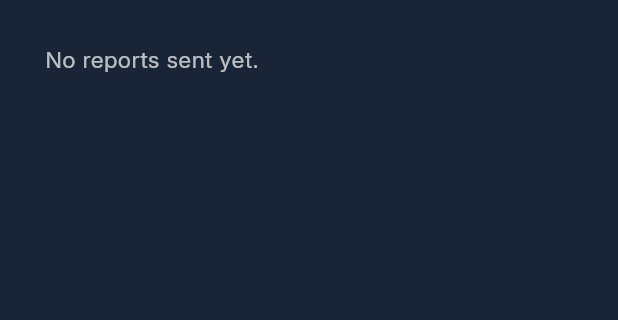
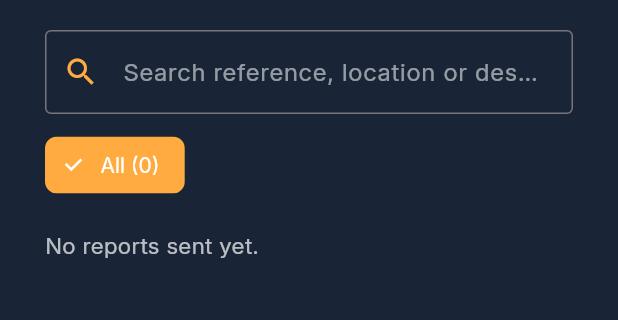
Before and after one commit to MeanBanana/cit-event-capture, a Flutter app: the CitizenDashboard screen opened directly with empty values, tab 2 chosen, on a phone screen of 412 x 824 dp, the part 336-656 px from its top. Run offline on Flutter 3.47's test engine with Material 3 defaults, Android fonts, the phone set to English and light mode, and no system bars; our stand-ins replace flutter_markdown_plus, geolocator, image_picker, shared_preferences, supabase_flutter, video_player; missing offline and left inert: gal; accounts and stored records are empty; network calls fail; project files that could hold a hidden picture were left out.

Commit message:
new citizen submission search filter and media upload preview

```diff
--- a/mobile/argus_shield/lib/citizen/citizen_store.dart
+++ b/mobile/argus_shield/lib/citizen/citizen_store.dart
@@ -212,7 +212,7 @@ class CitizenStore extends ChangeNotifier {
       return {"success": true, "message": "No changes to save."};
     }
 
-    final result = await _service.updateMyCitizenProfile(
+    final result = await _service.updateMyCitizenProfile (
       userId: current.userId,
       email: emailChanged ? newEmail : null,
       phone: phoneChanged ? newPhone : null,
--- a/mobile/argus_shield/lib/citizen/phone_location.dart
+++ b/mobile/argus_shield/lib/citizen/phone_location.dart
@@ -10,6 +10,9 @@ import 'package:flutter/foundation.dart';
 import 'package:geolocator/geolocator.dart';
 
 /// (latitude, longitude), or null when it can't be had quickly.
+///
+///
+///
 Future<(double, double)?> currentPhoneLocation() async {
   try {
     if (!await Geolocator.isLocationServiceEnabled()) return null;
--- /dev/null
+++ b/mobile/argus_shield/lib/citizen/preview_video_native.dart
@@ -0,0 +1,6 @@
+import 'dart:io';
+import 'package:video_player/video_player.dart';
+
+/// Preview the picker's local file without loading an entire video into memory.
+VideoPlayerController createPreviewController(String path) =>
+    VideoPlayerController.file(File(path));
--- /dev/null
+++ b/mobile/argus_shield/lib/citizen/preview_video_web.dart
@@ -0,0 +1,5 @@
+import 'package:video_player/video_player.dart';
+
+/// On web, image_picker supplies a browser blob URL.
+VideoPlayerController createPreviewController(String path) =>
+    VideoPlayerController.networkUrl(Uri.parse(path));
--- a/mobile/argus_shield/lib/citizen/submissions_page.dart
+++ b/mobile/argus_shield/lib/citizen/submissions_page.dart
@@ -4,23 +4,46 @@
 // (other people's faces and number plates) - only that it was analysed.
 
 import 'package:flutter/material.dart';
+import 'package:flutter/services.dart';
+
 import '../theme/app_theme.dart';
 import '../app_settings.dart';
 import 'citizen_store.dart';
 
 /// Lists the citizen's reports from the shared store.
-class SubmissionsPage extends StatelessWidget {
+class SubmissionsPage extends StatefulWidget {
   final CitizenStore store;
 
   const SubmissionsPage({super.key, required this.store});
 
   @override
+  State<SubmissionsPage> createState() => _SubmissionsPageState();
+}
+
+class _SubmissionsPageState extends State<SubmissionsPage>
+    with AutomaticKeepAliveClientMixin<SubmissionsPage> {
+  String _query = '';
+  String? _status;
+  CitizenStore get store => widget.store;
+
+  @override
+  bool get wantKeepAlive => true;
+
+  @override
   Widget build(BuildContext context) {
+    super.build(context);
     // Rebuild this content when CitizenStore calls notifyListeners().
     return ListenableBuilder(
       listenable: store,
       builder: (context, child) {
-        final submissions = store.submissions;
+        final all = store.submissions;
+        final statuses = all.map((s) => s.statusLabel).toSet().toList()..sort();
+        final submissions = all.where((s) {
+          final text = '${s.reference} ${s.location} ${s.description ?? ''}'
+              .toLowerCase();
+          return (_status == null || s.statusLabel == _status) &&
+              text.contains(_query);
+        }).toList();
         return RefreshIndicator(
           onRefresh: store.loadSubmissions,
           child: ListView(
@@ -33,28 +56,73 @@ class SubmissionsPage extends StatelessWidget {
                 appSettings.t('submissionsTrack'),
                 style: mutedOnPage(context),
               ),
-              const SizedBox(height: AppSpacing.large),
-              if (store.submissionsLoading && submissions.isEmpty)
+              const SizedBox(height: AppSpacing.medium),
+              TextField(
+                onChanged: (value) =>
+                    setState(() => _query = value.trim().toLowerCase()),
+                decoration: const InputDecoration(
+                  hintText: 'Search reference, location or description',
+                  prefixIcon: Icon(Icons.search, color: AppColors.accent),
+                ),
+              ),
+              const SizedBox(height: AppSpacing.small),
+              Wrap(
+                spacing: 8,
+                runSpacing: 4,
+                children: [
+                  ChoiceChip(
+                    label: Text('All (${all.length})'),
+                    selected: _status == null,
+                    onSelected: (_) => setState(() => _status = null),
+                  ),
+                  for (final status in statuses)
+                    ChoiceChip(
+                      label: Text(status),
+                      selected: _status == status,
+                      onSelected: (selected) =>
+                          setState(() => _status = selected ? status : null),
+                    ),
+                ],
+              ),
+              const SizedBox(height: AppSpacing.medium),
+              if (store.submissionsLoading && all.isNotEmpty)
+                const LinearProgressIndicator(),
+              if (all.isNotEmpty && submissions.isEmpty)
+                const Padding(
+                  padding: EdgeInsets.symmetric(vertical: 20),
+                  child: Text(
+                    'No reports match your search or filter.',
+                    style: AppText.bodyMuted,
+                  ),
+                ),
+              if (store.submissionsLoading && all.isEmpty)
                 const Center(child: CircularProgressIndicator()),
               if (store.submissionsError != null) ...[
-                Text(store.submissionsError!,
-                    style: AppText.body.copyWith(color: AppColors.danger)),
+                Text(
+                  store.submissionsError!,
+                  style: AppText.body.copyWith(color: AppColors.danger),
+                ),
                 TextButton(
                   onPressed: store.loadSubmissions,
-                  child: Text(appSettings.t('tryAgain')),
+                  child: const Text('Try again'),
                 ),
                 const SizedBox(height: AppSpacing.medium),
               ],
               // An empty state is shown until the citizen sends the first report.
               if (!store.submissionsLoading &&
                   store.submissionsError == null &&
-                  submissions.isEmpty)
-                Text(appSettings.t('noReportsYet'), style: mutedOnPage(context)),
+                  all.isEmpty)
+                Text(
+                  appSettings.t('noReportsYet'),
+                  style: mutedOnPage(context),
+                ),
               for (final s in submissions) ...[
                 SubmissionCard(
                   reference: s.reference,
                   location: s.location,
-                  date: s.reportedAt == null ? '' : _formatDate(s.reportedAt!),
+                  date: s.reportedAt == null
+                      ? ''
+                      : _formatDate(s.reportedAt!.toLocal()),
                   status: s.statusLabel,
                   statusColor: switch (s.reviewStatus) {
                     'accepted' => AppColors.success,
@@ -63,7 +131,7 @@ class SubmissionsPage extends StatelessWidget {
                   },
                   description: [
                     if ((s.description ?? '').isNotEmpty) s.description!,
-                    '${s.fileCount} ${s.fileCount == 1 ? appSettings.t('fileOne') : appSettings.t('fileMany')} · ${s.aiLabel}',
+                    '${s.fileCount} file${s.fileCount == 1 ? '' : 's'} · ${s.aiLabel}',
                   ].join('\n\n'),
                 ),
                 const SizedBox(height: AppSpacing.medium),
@@ -115,7 +183,23 @@ class SubmissionCard extends StatelessWidget {
           Row(
             children: [
               Expanded(
-                child: Text(reference, style: titleOnPage(context).copyWith(fontSize: 18)),
+                child: SelectableText(
+                  reference,
+                  style: titleOnPage(context).copyWith(fontSize: 18),
+                ),
+              ),
+              IconButton(
+                tooltip: 'Copy reference',
+                icon: const Icon(Icons.copy, size: 18, color: AppColors.accent),
+                onPressed: () async {
+                  await Clipboard.setData(ClipboardData(text: reference));
+                  if (!context.mounted) {
+                    return;
+                  }
+                  ScaffoldMessenger.of(context).showSnackBar(
+                    const SnackBar(content: Text('Reference copied')),
+                  );
+                },
               ),
               Flexible(
                 child: Text(
@@ -129,15 +213,15 @@ class SubmissionCard extends StatelessWidget {
           const SizedBox(height: 12),
           Text(
             location,
-            style: bodyOnPage(context).copyWith(
+            style: AppText.body.copyWith(
               fontSize: 17,
               fontWeight: FontWeight.bold,
             ),
           ),
           const SizedBox(height: 5),
-          Text(date, style: mutedOnPage(context)),
+          Text(date, style: AppText.bodyMuted),
           const SizedBox(height: 12),
-          Text(description, style: mutedOnPage(context)),
+          Text(description, style: AppText.bodyMuted),
         ],
       ),
     );
```
Also changed, not shown: mobile/argus_shield/lib/citizen/media_preview_page.dart (added, +244 -0 lines), mobile/argus_shield/lib/citizen/upload_page.dart (+84 -6 lines).
